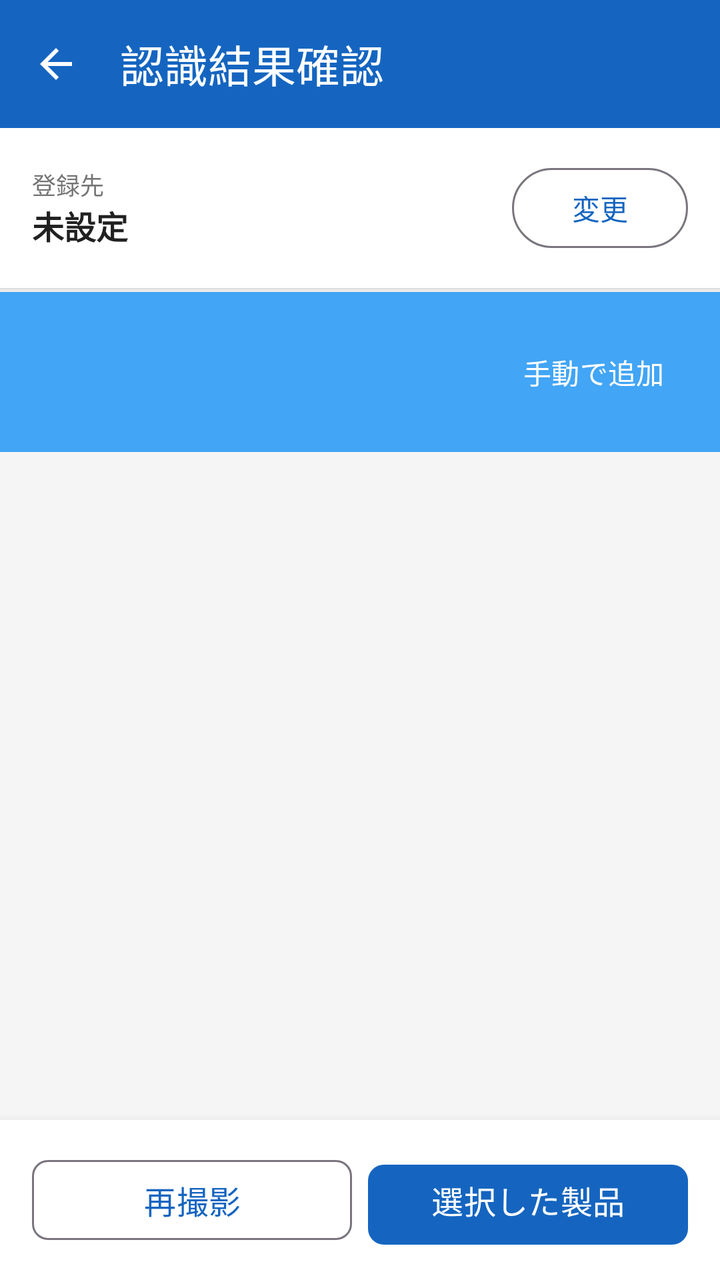
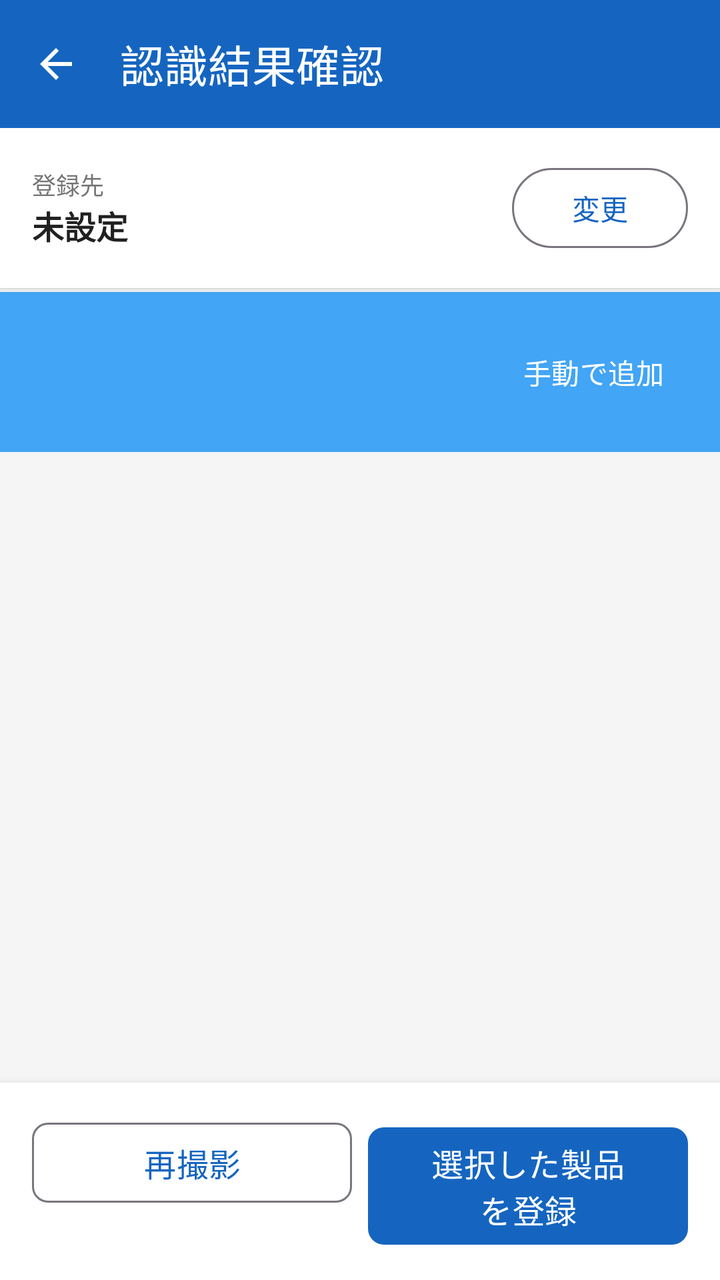

Compare the two renders of this Android layout. The source of the first and the diff that turns it into the second are given below.
<!-- AndroidManifest.xml: application theme Theme.CrossVisionF -->
<!-- res/layout/activity_confirm.xml -->
<?xml version="1.0" encoding="utf-8"?>
<LinearLayout
    xmlns:android="http://schemas.android.com/apk/res/android"
    xmlns:app="http://schemas.android.com/apk/res-auto"
    android:layout_width="match_parent"
    android:layout_height="match_parent"
    android:orientation="vertical"
    android:background="@color/background">

    
    <com.google.android.material.appbar.MaterialToolbar
        android:id="@+id/toolbar"
        style="@style/ToolbarStyle"
        android:layout_width="match_parent"
        android:layout_height="?attr/actionBarSize"
        app:title="@string/confirm_title"
        app:navigationIcon="@drawable/ic_arrow_back" />

    
    <androidx.core.widget.NestedScrollView
        android:layout_width="match_parent"
        android:layout_height="0dp"
        android:layout_weight="1">

        <LinearLayout
            android:layout_width="match_parent"
            android:layout_height="wrap_content"
            android:orientation="vertical">

            
            <ImageView
                android:id="@+id/ivOverlay"
                android:layout_width="match_parent"
                android:layout_height="220dp"
                android:scaleType="fitCenter"
                android:background="#111111"
                android:visibility="gone"
                android:contentDescription="認識領域の確認画像" />

            
            <LinearLayout
                android:layout_width="match_parent"
                android:layout_height="wrap_content"
                android:orientation="horizontal"
                android:padding="@dimen/spacing_md"
                android:background="@color/surface"
                android:elevation="2dp"
                android:gravity="center_vertical"
                android:layout_marginBottom="2dp">

                <LinearLayout
                    android:layout_width="0dp"
                    android:layout_height="wrap_content"
                    android:layout_weight="1"
                    android:orientation="vertical">
                    
                    <TextView
                        android:layout_width="wrap_content"
                        android:layout_height="wrap_content"
                        android:text="登録先"
                        android:textSize="12sp"
                        android:textColor="@color/text_secondary" />

                    <TextView
                        android:id="@+id/tvProcessInfo"
                        android:layout_width="wrap_content"
                        android:layout_height="wrap_content"
                        android:text="未設定"
                        android:textSize="16sp"
                        android:textStyle="bold"
                        android:textColor="@color/text_primary" />
                </LinearLayout>

                <com.google.android.material.button.MaterialButton
                    android:id="@+id/btnEditProcess"
                    style="@style/Widget.Material3.Button.OutlinedButton"
                    android:layout_width="wrap_content"
                    android:layout_height="wrap_content"
                    android:text="変更" />
            </LinearLayout>

            
            <LinearLayout
                android:layout_width="match_parent"
                android:layout_height="wrap_content"
                android:padding="@dimen/spacing_md"
                android:background="@color/primary_light"
                android:gravity="center_vertical">

                <TextView
                    android:id="@+id/tvResultCount"
                    android:layout_width="0dp"
                    android:layout_height="wrap_content"
                    android:layout_weight="1"
                    android:textColor="@color/on_primary"
                    android:textSize="@dimen/text_body" />

                <com.google.android.material.button.MaterialButton
                    android:id="@+id/btnAddManual"
                    style="@style/Widget.Material3.Button.TextButton"
                    android:layout_width="wrap_content"
                    android:layout_height="wrap_content"
                    android:text="@string/confirm_add_manual"
                    android:textColor="@color/on_primary" />

            </LinearLayout>

            
            <androidx.recyclerview.widget.RecyclerView
                android:id="@+id/rvResults"
                android:layout_width="match_parent"
                android:layout_height="wrap_content"
                android:padding="@dimen/spacing_md"
                android:clipToPadding="false"
                android:nestedScrollingEnabled="false" />

            
            <LinearLayout
                android:id="@+id/emptyLayout"
                android:layout_width="match_parent"
                android:layout_height="wrap_content"
                android:orientation="vertical"
                android:gravity="center"
                android:paddingTop="48dp"
                android:paddingBottom="48dp"
                android:visibility="gone">

                <TextView
                    android:layout_width="wrap_content"
                    android:layout_height="wrap_content"
                    android:text="@string/confirm_no_results"
                    android:textSize="@dimen/text_subtitle"
                    android:textColor="@color/text_secondary" />

            </LinearLayout>

            
            <LinearLayout
                android:id="@+id/unmatchedSection"
                android:layout_width="match_parent"
                android:layout_height="wrap_content"
                android:orientation="vertical"
                android:layout_margin="@dimen/spacing_md"
                android:padding="@dimen/spacing_md"
                android:background="#FFF3CD"
                android:visibility="gone">

                <TextView
                    android:layout_width="match_parent"
                    android:layout_height="wrap_content"
                    android:text="参考：正解ラベルと一致しなかった認識結果"
                    android:textSize="12sp"
                    android:textColor="#856404"
                    android:textStyle="bold"
                    android:paddingBottom="8dp" />

                <TextView
                    android:id="@+id/tvUnmatchedHint"
                    android:layout_width="match_parent"
                    android:layout_height="wrap_content"
                    android:text="（編集距離 > 3。登録には使用されません）"
                    android:textSize="11sp"
                    android:textColor="#856404"
                    android:paddingBottom="8dp" />

                <LinearLayout
                    android:id="@+id/unmatchedList"
                    android:layout_width="match_parent"
                    android:layout_height="wrap_content"
                    android:orientation="vertical" />

            </LinearLayout>

        </LinearLayout>
    </androidx.core.widget.NestedScrollView>

    
    <LinearLayout
        android:layout_width="match_parent"
        android:layout_height="wrap_content"
        android:orientation="horizontal"
        android:padding="@dimen/spacing_md"
        android:background="@color/surface"
        android:elevation="8dp">

        <com.google.android.material.button.MaterialButton
            android:id="@+id/btnRetake"
            style="@style/SecondaryButton"
            android:layout_width="0dp"
            android:layout_height="@dimen/button_height"
            android:layout_weight="1"
            android:text="再撮影"
            android:layout_marginEnd="@dimen/spacing_sm" />

        <com.google.android.material.button.MaterialButton
            android:id="@+id/btnRegister"
            style="@style/PrimaryButton"
            android:layout_width="0dp"
            android:layout_height="@dimen/button_height"
            android:layout_weight="1"
            android:text="@string/confirm_register_selected" />

    </LinearLayout>

</LinearLayout>
<!-- resources referenced by this layout -->
<resources>
  <color name="background">#F5F5F5</color>
  <color name="on_primary">#FFFFFF</color>
  <color name="primary_light">#42A5F5</color>
  <color name="surface">#FFFFFF</color>
  <color name="text_primary">#212121</color>
  <color name="text_secondary">#757575</color>
  <dimen name="button_height">48dp</dimen>
  <dimen name="spacing_md">16dp</dimen>
  <dimen name="spacing_sm">8dp</dimen>
  <dimen name="text_body">16sp</dimen>
  <dimen name="text_subtitle">18sp</dimen>
  <!-- drawable ic_arrow_back (drawable) -->
  <?xml version="1.0" encoding="utf-8"?>
  <vector xmlns:android="http://schemas.android.com/apk/res/android"
      android:width="24dp"
      android:height="24dp"
      android:viewportWidth="24"
      android:viewportHeight="24"
      android:tint="?attr/colorOnPrimary">
      <path
          android:fillColor="@android:color/white"
          android:pathData="M20,11H7.83l5.59,-5.59L12,4l-8,8 8,8 1.41,-1.41L7.83,13H20v-2z"/>
  </vector>
  <string name="confirm_add_manual">手動で追加</string>
  <string name="confirm_no_results">製品コードが認識されませんでした</string>
  <string name="confirm_register_selected">選択した製品を登録</string>
  <string name="confirm_title">認識結果確認</string>
  <style name="PrimaryButton" parent="Widget.Material3.Button">
          <item name="android:textSize">16sp</item>
          <item name="android:textAllCaps">false</item>
          <item name="cornerRadius">8dp</item>
      </style>
  <style name="SecondaryButton" parent="Widget.Material3.Button.OutlinedButton">
          <item name="android:textSize">16sp</item>
          <item name="android:textAllCaps">false</item>
          <item name="cornerRadius">8dp</item>
      </style>
  <style name="ToolbarStyle" parent="Widget.Material3.Toolbar">
          <item name="android:background">@color/primary</item>
          <item name="titleTextColor">@color/on_primary</item>
          <item name="navigationIconTint">@color/on_primary</item>
      </style>
  <style name="Theme.CrossVisionF" parent="Theme.Material3.Light.NoActionBar">
          <item name="colorPrimary">@color/primary</item>
          <item name="colorPrimaryDark">@color/primary_dark</item>
          <item name="colorOnPrimary">@color/on_primary</item>
          <item name="colorSecondary">@color/secondary</item>
          <item name="colorOnSecondary">@color/on_secondary</item>
          <item name="android:colorBackground">@color/background</item>
          <item name="colorSurface">@color/surface</item>
          <item name="colorOnSurface">@color/on_surface</item>
          <item name="colorError">@color/error</item>
          <item name="android:statusBarColor">@color/primary_dark</item>
      </style>
  <color name="primary">#1565C0</color>
  <color name="primary_dark">#0D47A1</color>
  <color name="secondary">#FF6F00</color>
  <color name="on_secondary">#FFFFFF</color>
  <color name="on_surface">#212121</color>
  <color name="error">#C62828</color>
</resources>

<!-- the commit's change to res/layout/activity_confirm.xml (unified diff, before → after) -->
@@ -187,8 +187,9 @@
             android:id="@+id/btnRetake"
             style="@style/SecondaryButton"
             android:layout_width="0dp"
-            android:layout_height="@dimen/button_height"
+            android:layout_height="wrap_content"
             android:layout_weight="1"
+            android:minHeight="@dimen/button_height"
             android:text="再撮影"
             android:layout_marginEnd="@dimen/spacing_sm" />
 
@@ -196,8 +197,10 @@
             android:id="@+id/btnRegister"
             style="@style/PrimaryButton"
             android:layout_width="0dp"
-            android:layout_height="@dimen/button_height"
+            android:layout_height="wrap_content"
             android:layout_weight="1"
+            android:minHeight="@dimen/button_height"
+            android:lines="2"
             android:text="@string/confirm_register_selected" />
 
     </LinearLayout>
